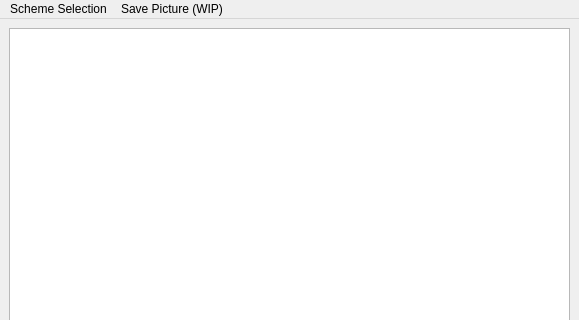
Qt form w_Isomer/w_schemeWindow.ui (LISEcute/IsomerAPI) before a commit; both pictures show x 0 to 579 and y 0 to 320 of the 579 by 494 pixel window.
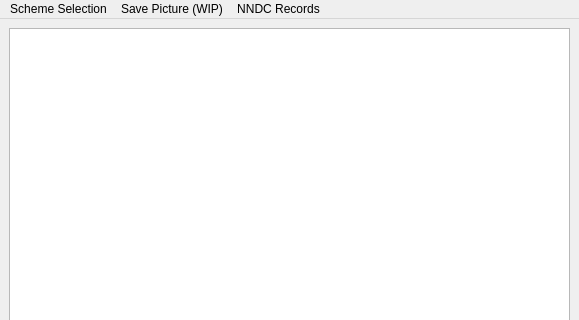
The same form after that commit. Icons and pictures are not drawn.

```diff
--- a/w_Isomer/w_schemeWindow.ui
+++ b/w_Isomer/w_schemeWindow.ui
@@ -59,8 +59,14 @@
      <string>Save Picture (WIP)</string>
     </property>
    </widget>
+   <widget class="QMenu" name="menuNNDC_Records">
+    <property name="title">
+     <string>NNDC Records</string>
+    </property>
+   </widget>
    <addaction name="menu_other_isotopes"/>
    <addaction name="menu_savePic"/>
+   <addaction name="menuNNDC_Records"/>
   </widget>
   <action name="action_savePic">
    <property name="text">
```
